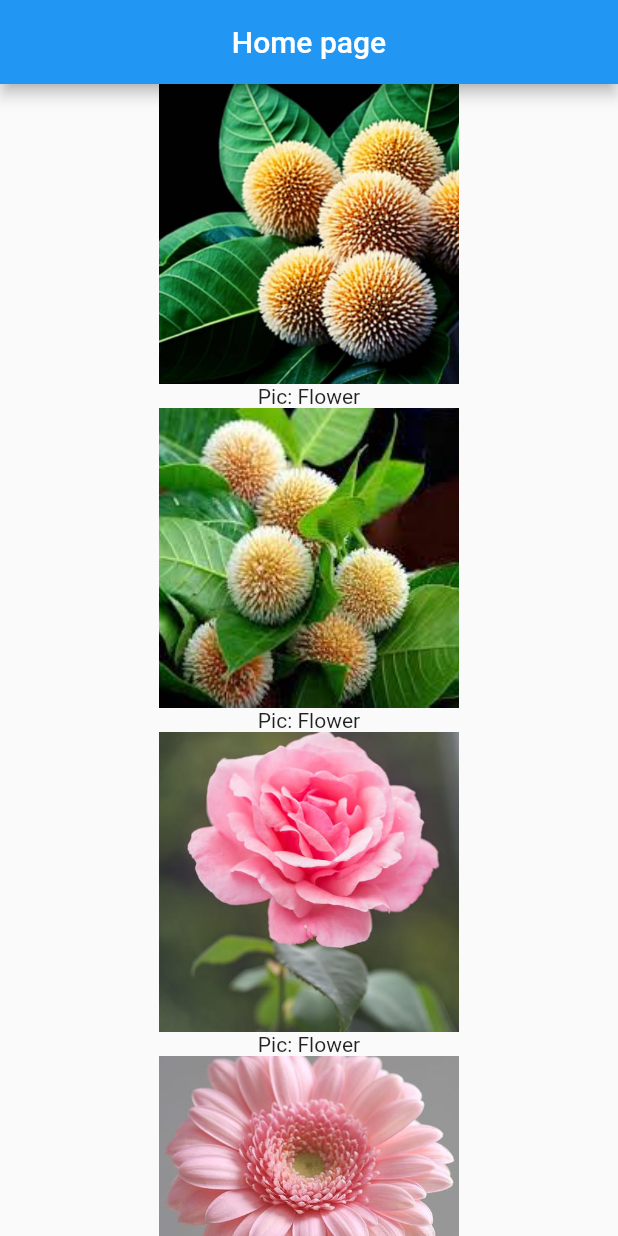
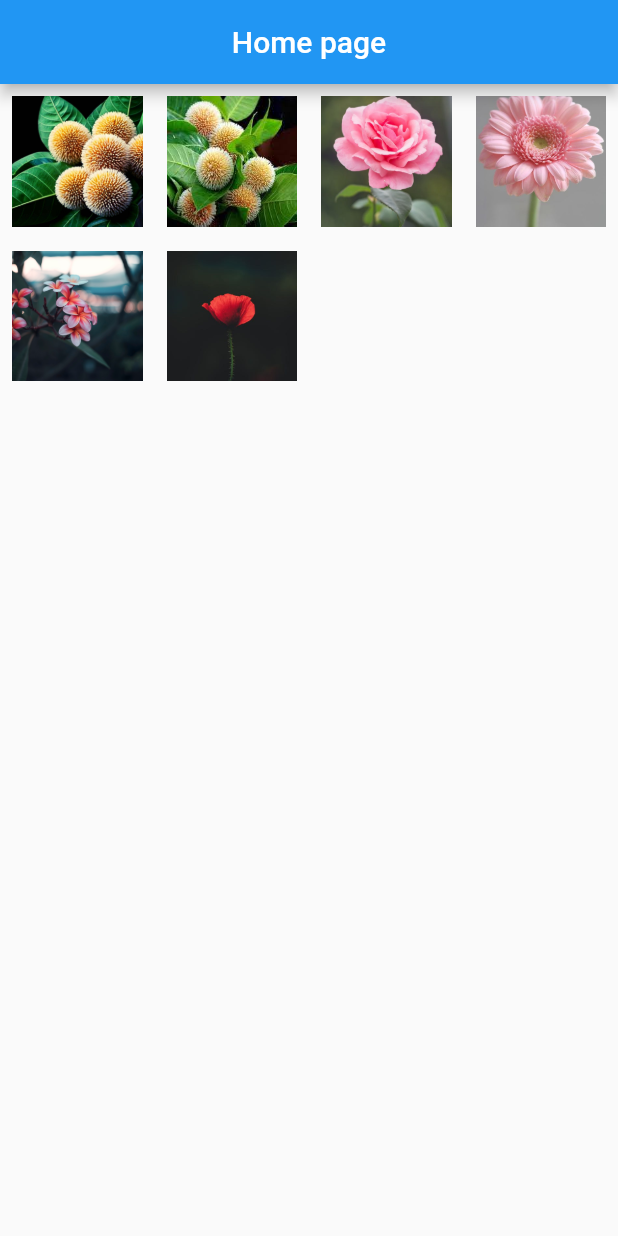
Before and after one commit to jannatsuha/batch-g, a Flutter app: the screen it shows after launch, on a phone screen of 412 x 824 dp. Run offline on Flutter 3.47's test engine with Material 2 defaults, Android fonts, the phone set to English and light mode, and no system bars.

Commit message:
1st commit, 5 dec, part 2

```diff
--- a/lib/main.dart
+++ b/lib/main.dart
@@ -1,3 +1,4 @@
+import 'package:batch_g/image_view.dart';
 import 'package:flutter/material.dart';
 
 void main() {
@@ -47,26 +48,32 @@ class _MyHomePageState extends State<MyHomePage> {
           child: Column(
             children: [
               Expanded(
-                child: ListView.builder(
-                    itemCount: imgList.length,
-                    itemBuilder: (context,index){
-                      return Column(
-                        children: [
-                          Container(
-                              height: 200,
-                              width: 200,
-                              child:
-                              Image.asset
-                                (imgList[index],
-                                fit: BoxFit.cover,)
+                child: GridView.count(
+                    crossAxisCount: 4,
+                  children: imgList.map(
+                        (item) => Padding(
+                          padding: const EdgeInsets.all(8.0),
+                          child: InkWell(
+                            onTap: (){
+                              Navigator.push(context,
+                                  MaterialPageRoute(
+                                      builder: (context)=>
+                                          ImageView(image: item)));
+                            },
+                            child: Container(
+                      height: 200,
+                      width: 200,
+                      child:
+                      Image.asset
+                            (item,
+                            fit: BoxFit.cover,)
+                  ),
                           ),
-                          Text("Pic: Flower")
-                        ],
-                      );
-                    }
+                        ),
+                  ).toList(),
                 ),
               )
-
+              //Image.asset("assets/image/weather.gif")
             ],
           ),
         )
```
Also changed, not shown: lib/image_view.dart (added, +27 -0 lines), assets/image/weather.gif (added).
